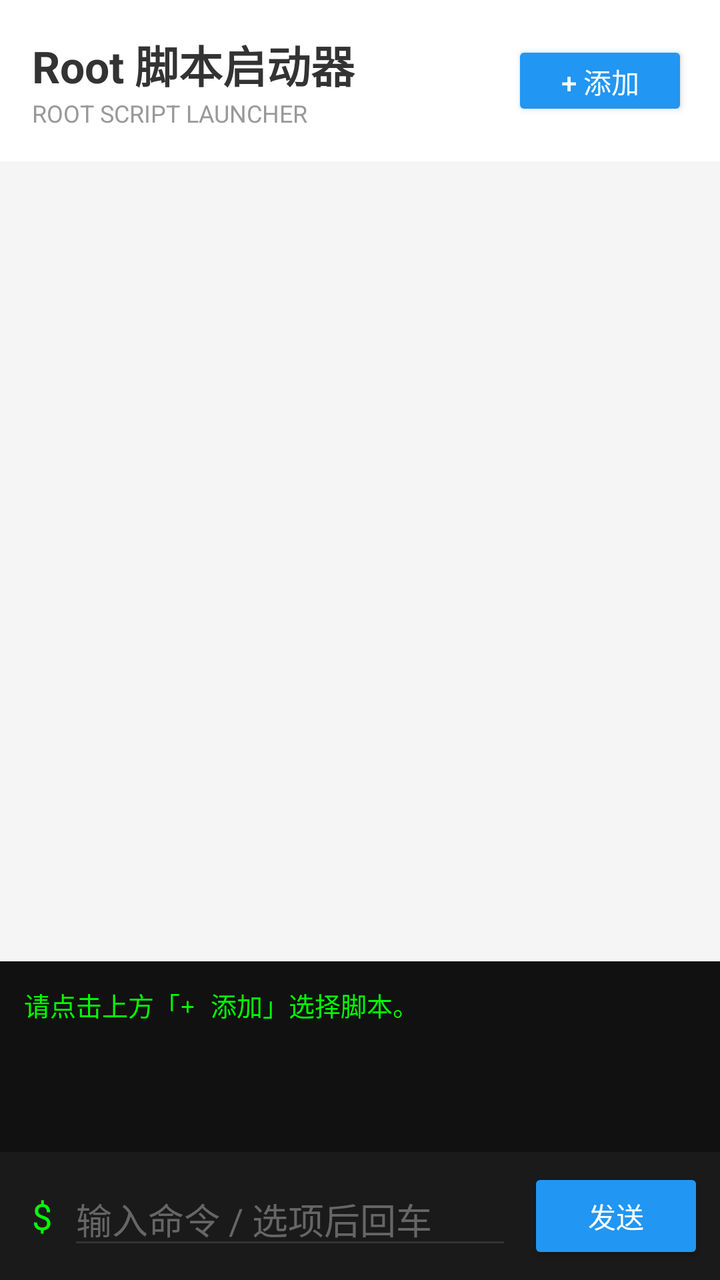
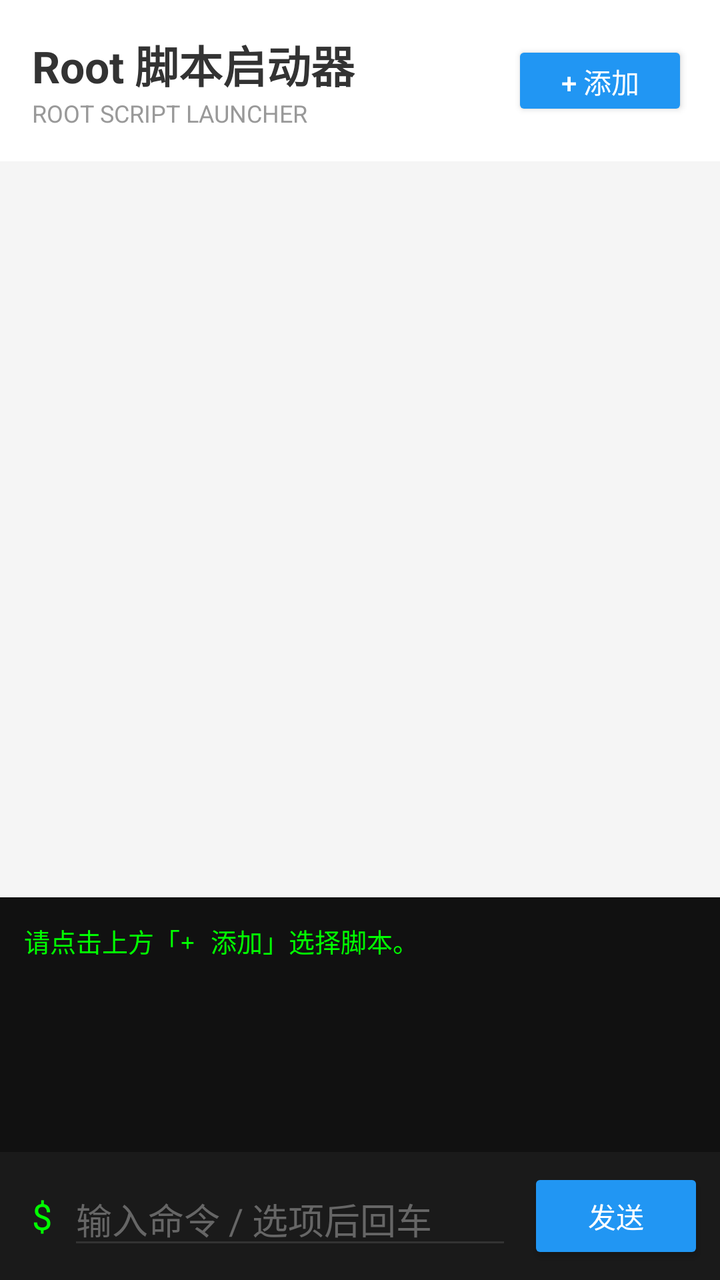

Compare the two renders of this Android layout. The source of the first and the diff that turns it into the second are given below.
<!-- AndroidManifest.xml: application theme Theme.AppCompat.Light.NoActionBar -->
<!-- res/layout/activity_main.xml -->
<?xml version="1.0" encoding="utf-8"?>
<androidx.constraintlayout.widget.ConstraintLayout xmlns:android="http://schemas.android.com/apk/res/android"
    xmlns:app="http://schemas.android.com/apk/res-auto"
    android:layout_width="match_parent"
    android:layout_height="match_parent"
    android:background="#F5F5F5"
    android:fitsSystemWindows="true">

    
    <LinearLayout
        android:id="@+id/topBar"
        android:layout_width="match_parent"
        android:layout_height="wrap_content"
        android:orientation="horizontal"
        android:padding="16dp"
        android:gravity="center_vertical"
        android:background="#FFFFFF"
        app:layout_constraintTop_toTopOf="parent">

        <LinearLayout
            android:layout_width="0dp"
            android:layout_height="wrap_content"
            android:layout_weight="1"
            android:orientation="vertical">
            <TextView
                android:layout_width="wrap_content"
                android:layout_height="wrap_content"
                android:text="Root 脚本启动器"
                android:textSize="22sp"
                android:textStyle="bold"
                android:textColor="#333333" />
            <TextView
                android:layout_width="wrap_content"
                android:layout_height="wrap_content"
                android:text="ROOT SCRIPT LAUNCHER"
                android:textSize="12sp"
                android:textColor="#999999" />
        </LinearLayout>

        <Button
            android:id="@+id/btnAdd"
            android:layout_width="wrap_content"
            android:layout_height="40dp"
            android:text="+ 添加"
            android:textColor="#FFFFFF"
            android:backgroundTint="#2196F3" />
    </LinearLayout>

    
    <ListView
        android:id="@+id/lvScripts"
        android:layout_width="match_parent"
        android:layout_height="0dp"
        android:layout_margin="8dp"
        android:divider="@null"
        android:dividerHeight="8dp"
        android:background="@android:color/transparent"
        app:layout_constraintHeight_percent="0.6"
        app:layout_constraintTop_toBottomOf="@id/topBar" />

    
    <ScrollView
        android:id="@+id/scrollView"
        android:layout_width="match_parent"
        android:layout_height="0dp"
        android:layout_marginTop="8dp"
        android:background="#111111"
        app:layout_constraintBottom_toTopOf="@+id/bottomBar"
        app:layout_constraintTop_toBottomOf="@id/lvScripts">

        <TextView
            android:id="@+id/tvOutput"
            android:layout_width="match_parent"
            android:layout_height="wrap_content"
            android:fontFamily="monospace"
            android:textColor="#00FF00"
            android:textSize="13sp"
            android:padding="12dp"
            android:text="请点击上方「+ 添加」选择脚本。" />
    </ScrollView>

    
    <LinearLayout
        android:id="@+id/bottomBar"
        android:layout_width="match_parent"
        android:layout_height="wrap_content"
        android:orientation="horizontal"
        android:padding="8dp"
        android:background="#1A1A1A"
        android:gravity="center_vertical"
        app:layout_constraintBottom_toBottomOf="parent">

        <TextView
            android:layout_width="wrap_content"
            android:layout_height="wrap_content"
            android:text="$"
            android:textColor="#00FF00"
            android:textSize="18sp"
            android:paddingStart="8dp"
            android:paddingEnd="8dp" />

        <EditText
            android:id="@+id/etInput"
            android:layout_width="0dp"
            android:layout_height="wrap_content"
            android:layout_weight="1"
            android:hint="输入命令 / 选项后回车"
            android:textColor="#FFFFFF"
            android:textColorHint="#666666"
            android:backgroundTint="#333333"
            android:inputType="text" />

        <Button
            android:id="@+id/btnSend"
            android:layout_width="wrap_content"
            android:layout_height="wrap_content"
            android:text="发送"
            android:layout_marginStart="8dp"
            android:backgroundTint="#2196F3"
            android:textColor="#FFFFFF" />
    </LinearLayout>

</androidx.constraintlayout.widget.ConstraintLayout>
<!-- resources referenced by this layout -->
<resources>

</resources>

<!-- the commit's change to res/layout/activity_main.xml (unified diff, before → after) -->
@@ -55,7 +55,7 @@
         android:divider="@null"
         android:dividerHeight="8dp"
         android:background="@android:color/transparent"
-        app:layout_constraintHeight_percent="0.6"
+        app:layout_constraintHeight_percent="0.55"
         app:layout_constraintTop_toBottomOf="@id/topBar" />
 
     
